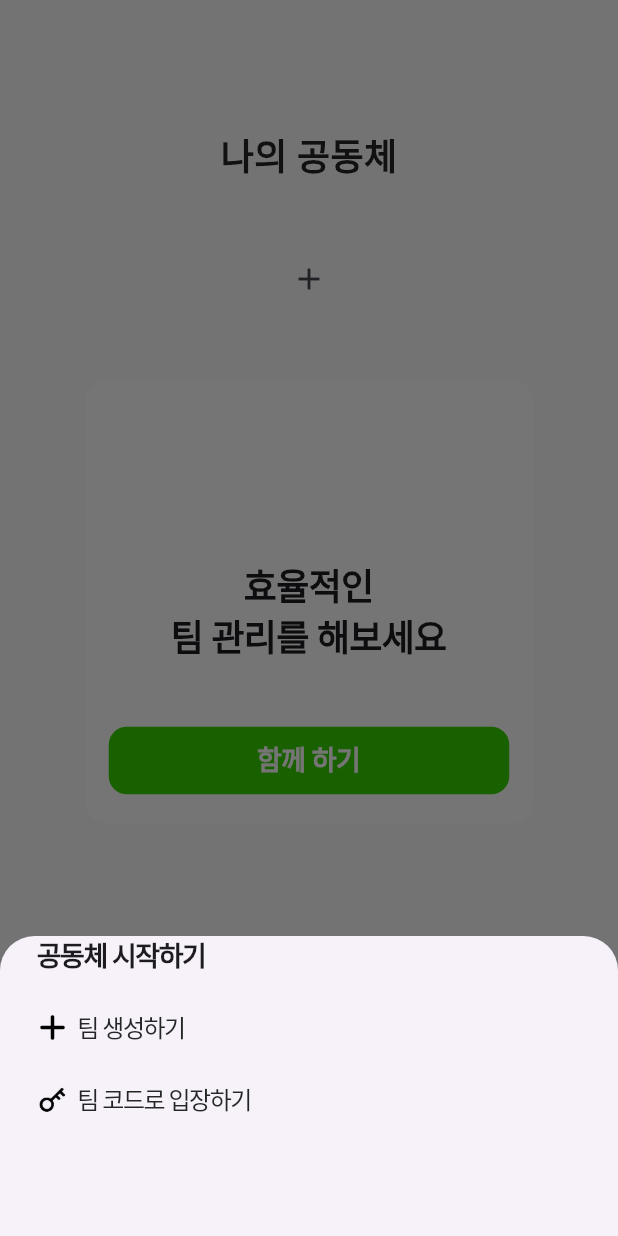
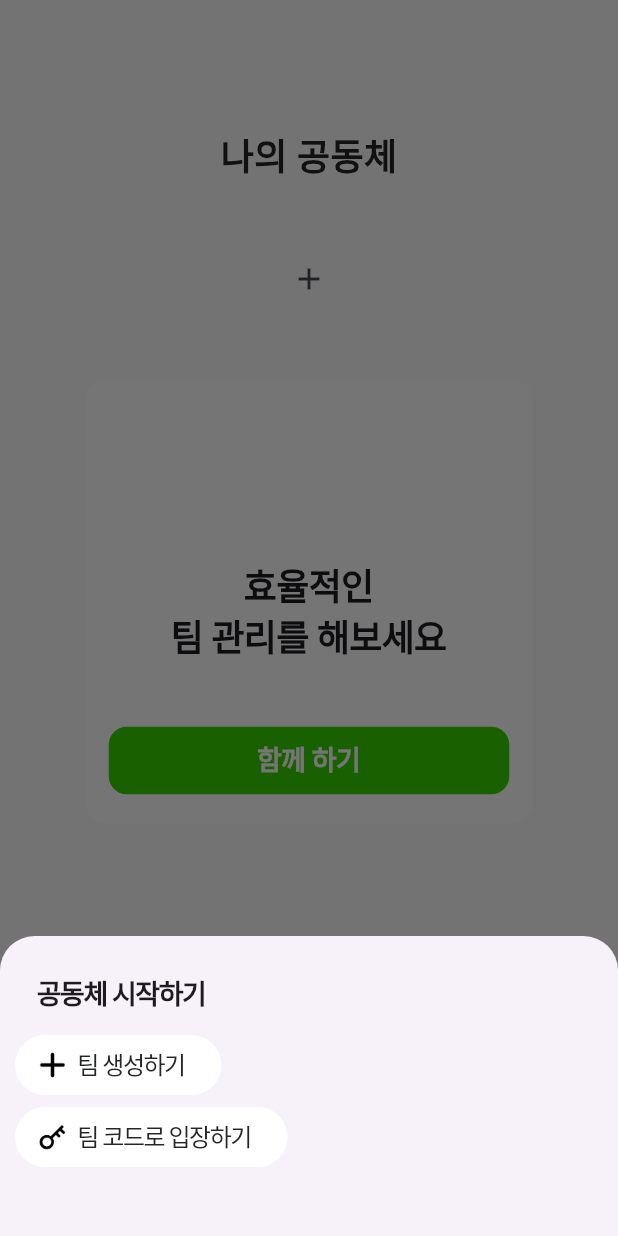
Before and after one commit to minyoung10/temp, a Flutter app: the HomePage screen opened directly, after a tap on the "add" icon, on a phone screen of 412 x 824 dp. Run offline on Flutter 3.47's test engine with Material 3 defaults, Android fonts, the light colour scheme and no system bars; our stand-ins replace cloud_firestore, firebase_auth, firebase_core, firebase_storage, google_sign_in, image_picker; accounts and stored records are empty; Roboto replaces fonts that are missing (Pretendard).

Commit message:
textfiled fix

```diff
--- a/lib/screen/bottom/home.dart
+++ b/lib/screen/bottom/home.dart
@@ -91,7 +91,7 @@ class _HomePageScreenState extends State<HomePage>
             crossAxisAlignment: CrossAxisAlignment.start,
             children: [
               Container(
-                margin: const EdgeInsets.only(left: 25),
+                margin: const EdgeInsets.only(left: 25, top: 25),
                 child: const Text(
                   '공동체 시작하기',
                   style: TextStyle(
@@ -120,7 +120,7 @@ class _HomePageScreenState extends State<HomePage>
                       style:
                           blackw500.copyWith(fontSize: 16, letterSpacing: -1)),
                   style: ElevatedButton.styleFrom(
-                      backgroundColor: Colors.transparent,
+                      backgroundColor: Colors.white,
                       shadowColor: Colors.transparent),
                 ),
               ),
@@ -139,7 +139,7 @@ class _HomePageScreenState extends State<HomePage>
                       style:
                           blackw500.copyWith(fontSize: 16, letterSpacing: -1)),
                   style: ElevatedButton.styleFrom(
-                      backgroundColor: Colors.transparent,
+                      backgroundColor: Colors.white,
                       shadowColor: Colors.transparent),
                 ),
               ),
@@ -547,7 +547,7 @@ class TabbarviewinmoaState extends State<Tabbarviewinmoa>
             crossAxisAlignment: CrossAxisAlignment.start,
             children: [
               Container(
-                margin: const EdgeInsets.only(left: 25),
+                margin: const EdgeInsets.only(left: 25, top: 25),
                 child: const Text(
                   '공동체 시작하기',
                   style: TextStyle(
@@ -576,7 +576,7 @@ class TabbarviewinmoaState extends State<Tabbarviewinmoa>
                       style:
                           blackw500.copyWith(fontSize: 16, letterSpacing: -1)),
                   style: ElevatedButton.styleFrom(
-                      backgroundColor: Colors.transparent,
+                      backgroundColor: Colors.white,
                       shadowColor: Colors.transparent),
                 ),
               ),
@@ -595,7 +595,7 @@ class TabbarviewinmoaState extends State<Tabbarviewinmoa>
                       style:
                           blackw500.copyWith(fontSize: 16, letterSpacing: -1)),
                   style: ElevatedButton.styleFrom(
-                      backgroundColor: Colors.transparent,
+                      backgroundColor: Colors.white,
                       shadowColor: Colors.transparent),
                 ),
               ),
--- a/lib/screen/create/room_mission.dart
+++ b/lib/screen/create/room_mission.dart
@@ -69,7 +69,7 @@ class _SetRoomMissionState extends State<SetRoomMission> {
                   mainAxisAlignment: MainAxisAlignment.center,
                   children: [
                     Expanded(
-                      flex: 3,
+                      flex: 2,
                       child: Container(
                         decoration: const BoxDecoration(
                           color: Color.fromRGBO(54, 209, 0, 1),
--- a/lib/screen/create/room_title.dart
+++ b/lib/screen/create/room_title.dart
@@ -152,6 +152,7 @@ class _SetRoomTitleState extends State<SetRoomTitle> {
                             },
                           ),
                   ),
+                  controller: _textEditingController,
                   onChanged: (value) {
                     setState(() {
                       _enteredText = value;
```
